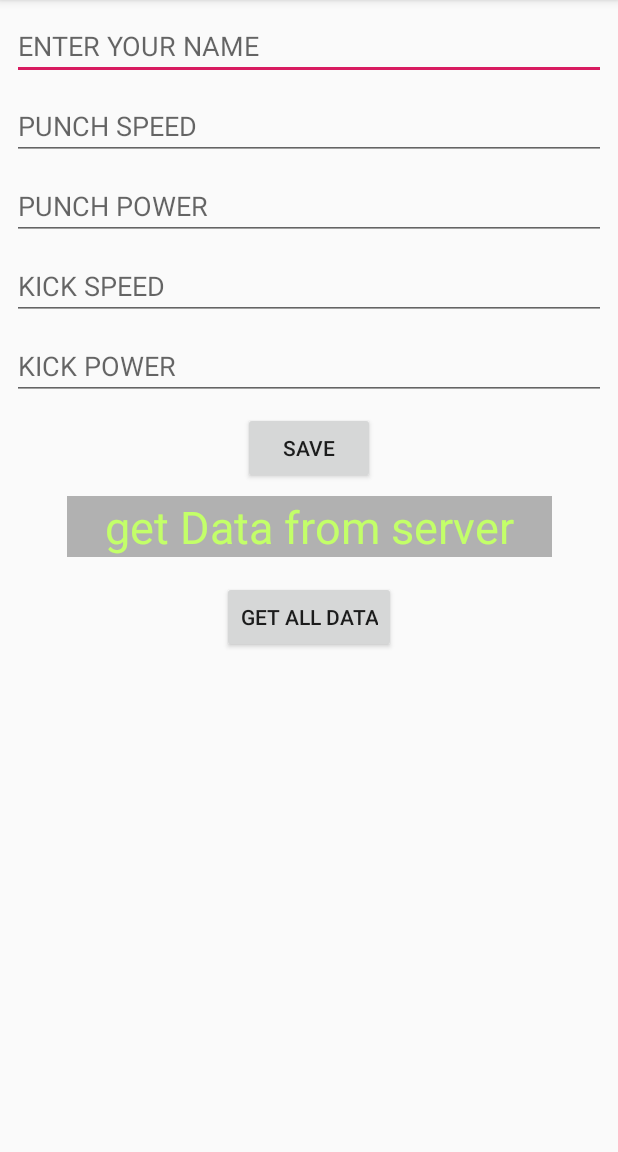
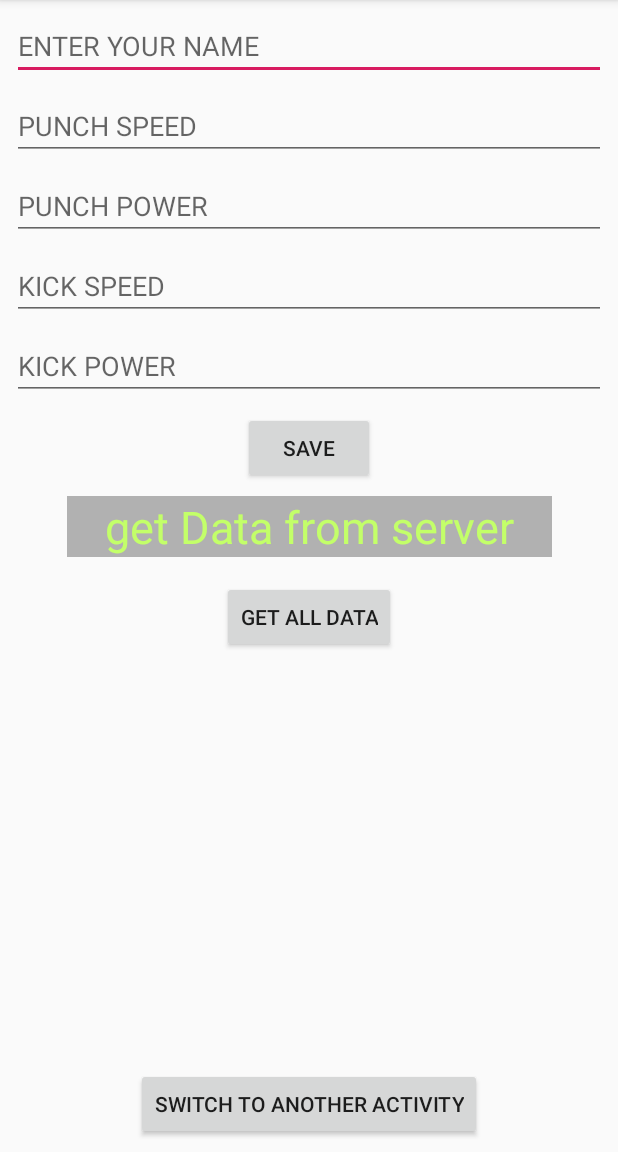
Before and after one commit to raniaALtunci/InstagramClone, an Android app: the screen it shows after launch (SignUp), on a phone screen of 412 x 824 dp, the part 84-1236 px from its top. Run offline under Robolectric (Android 15) with nearby library versions, the phone set to English and light mode, and no system bars; libraries missing offline, so code that uses them is left out: com.parse; 1 statement that could not run was skipped.

```diff
--- a/app/src/main/java/com/example/hatim/instagramclone/SignUp.java
+++ b/app/src/main/java/com/example/hatim/instagramclone/SignUp.java
@@ -19,7 +19,7 @@ import com.parse.SaveCallback;
 import java.util.List;
 
 public class SignUp extends AppCompatActivity implements View.OnClickListener{
- private Button btnSave , button;
+ private Button btnSave , button , btnSwitch ;
  private EditText edtName,edtPS,edtPP,edtKS,edtKP;
  private TextView txtGetData;
  private String allKickBoxer;
@@ -37,6 +37,7 @@ public class SignUp extends AppCompatActivity implements View.OnClickListener{
         edtKP=findViewById(R.id.edtKP);
         txtGetData=findViewById(R.id.txtGetData);
         button=findViewById(R.id.button);
+        btnSwitch=findViewById(R.id.btnSwitch);
 
         btnSave.setOnClickListener(SignUp.this);
         txtGetData.setOnClickListener(new View.OnClickListener() {
@@ -59,8 +60,12 @@ public class SignUp extends AppCompatActivity implements View.OnClickListener{
         button.setOnClickListener(new View.OnClickListener() {
             @Override
             public void onClick(View v) {
-
+                allKickBoxer="";
                 ParseQuery<ParseObject> queryAll = ParseQuery.getQuery("KickBoxer");
+            //we read it as where punchPower Greater than 100
+                queryAll.whereGreaterThan("punchPower",100);
+                //setLimit = choose the number of objects that we want to show
+                queryAll.setLimit(3);
                 queryAll.findInBackground(new FindCallback<ParseObject>() {
                     @Override
                     public void done(List<ParseObject> objects, ParseException e) {
@@ -83,7 +88,12 @@ public class SignUp extends AppCompatActivity implements View.OnClickListener{
                 });
             }
         });
+btnSwitch.setOnClickListener(new View.OnClickListener() {
+    @Override
+    public void onClick(View v) {
 
+    }
+});
     }
 
 
--- /dev/null
+++ b/app/src/main/java/com/example/hatim/instagramclone/SignUpLogInActivity.java
@@ -0,0 +1,4 @@
+package com.example.hatim.instagramclone;
+
+public class SignUpLogInActivity {
+}
--- a/app/src/main/res/layout/activity_sign_up.xml
+++ b/app/src/main/res/layout/activity_sign_up.xml
@@ -120,4 +120,16 @@
         app:layout_constraintStart_toStartOf="parent"
         app:layout_constraintTop_toBottomOf="@+id/txtGetData" />
 
+    <Button
+        android:id="@+id/btnSwitch"
+        android:layout_width="wrap_content"
+        android:layout_height="wrap_content"
+        android:layout_marginStart="8dp"
+        android:layout_marginEnd="8dp"
+        android:layout_marginBottom="8dp"
+        android:text="switch to another activity"
+        app:layout_constraintBottom_toBottomOf="parent"
+        app:layout_constraintEnd_toEndOf="parent"
+        app:layout_constraintStart_toStartOf="parent" />
+
 </android.support.constraint.ConstraintLayout>
```
